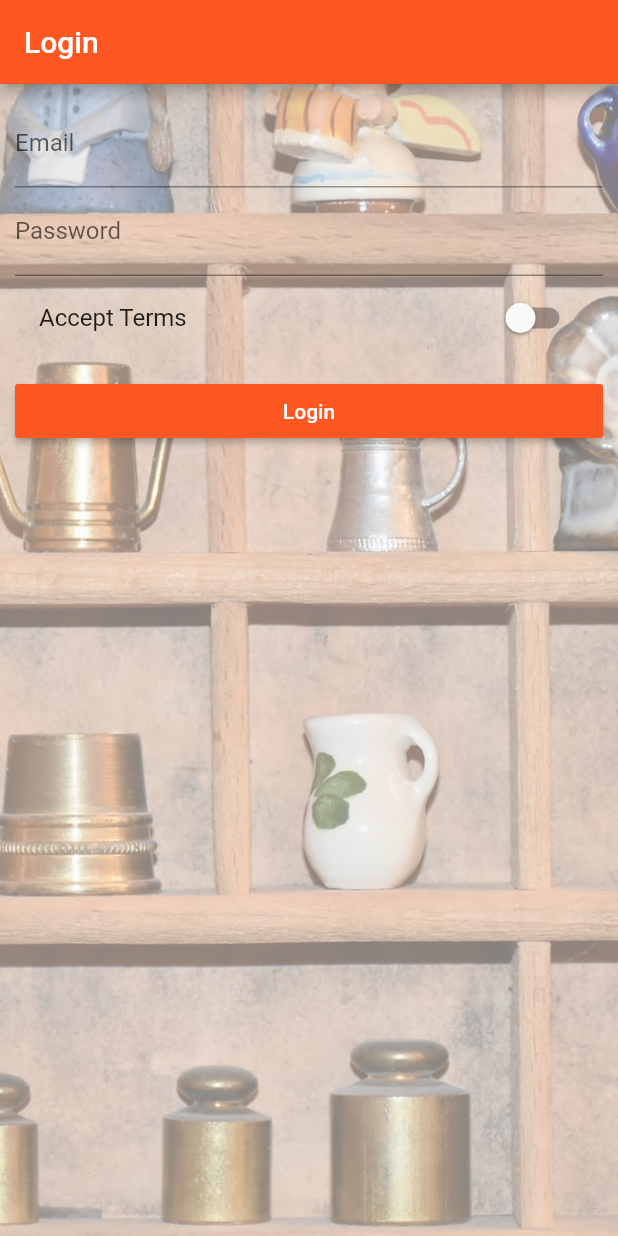
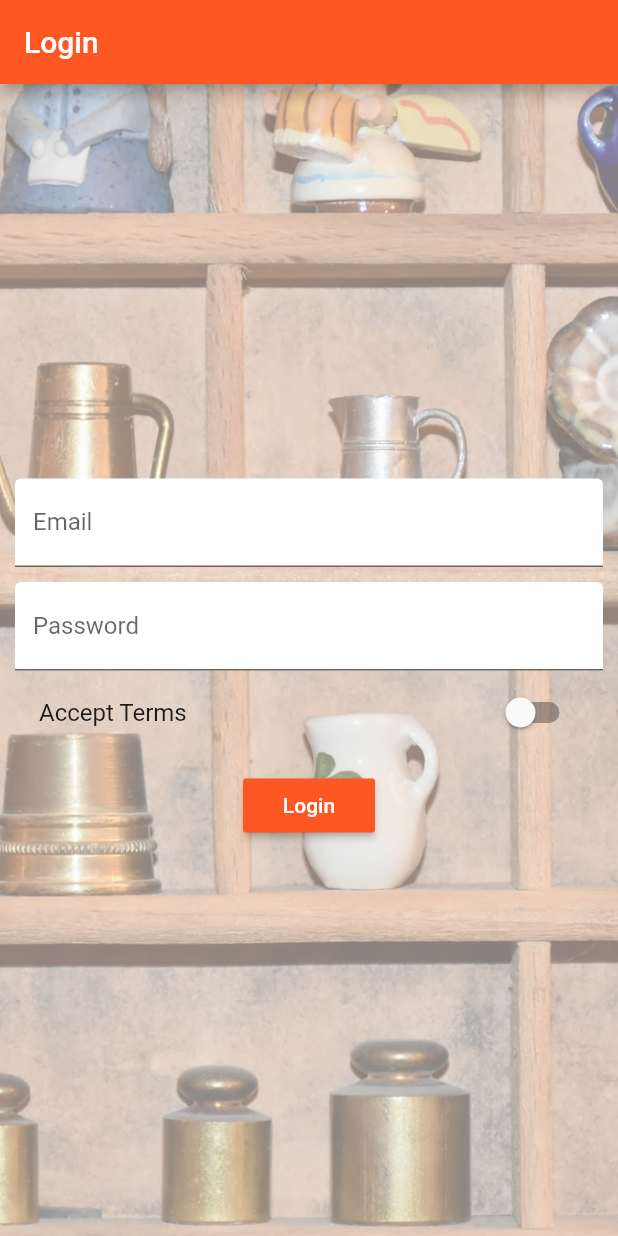
Before and after one commit to djedi-knight/flutter-apps, a Flutter app: the screen it shows after launch, on a phone screen of 412 x 824 dp. Run offline on Flutter 3.47's test engine with Material 2 defaults, Android fonts, the phone set to English and light mode, and no system bars.

Commit message:
Centered, updated decoration of fields in AuthPage

```diff
--- a/flutter_course/lib/pages/auth.dart
+++ b/flutter_course/lib/pages/auth.dart
@@ -30,10 +30,16 @@ class _AuthPageState extends State<AuthPage> {
           ),
         ),
         padding: EdgeInsets.all(10.0),
-        child: ListView(
+        child: Center(
+          child: SingleChildScrollView(
+            child: Column(
               children: <Widget>[
                 TextField(
-              decoration: InputDecoration(labelText: 'Email'),
+                  decoration: InputDecoration(
+                    labelText: 'Email',
+                    filled: true,
+                    fillColor: Colors.white,
+                  ),
                   keyboardType: TextInputType.emailAddress,
                   onChanged: (String value) {
                     setState(() {
@@ -41,8 +47,15 @@ class _AuthPageState extends State<AuthPage> {
                     });
                   },
                 ),
+                SizedBox(
+                  height: 10.0,
+                ),
                 TextField(
-              decoration: InputDecoration(labelText: 'Password'),
+                  decoration: InputDecoration(
+                    labelText: 'Password',
+                    filled: true,
+                    fillColor: Colors.white,
+                  ),
                   obscureText: true,
                   onChanged: (String value) {
                     setState(() {
@@ -75,6 +88,8 @@ class _AuthPageState extends State<AuthPage> {
               ],
             ),
           ),
+        ),
+      ),
     );
   }
 }
```
Lines whose indentation alone changed are shown as unchanged.
